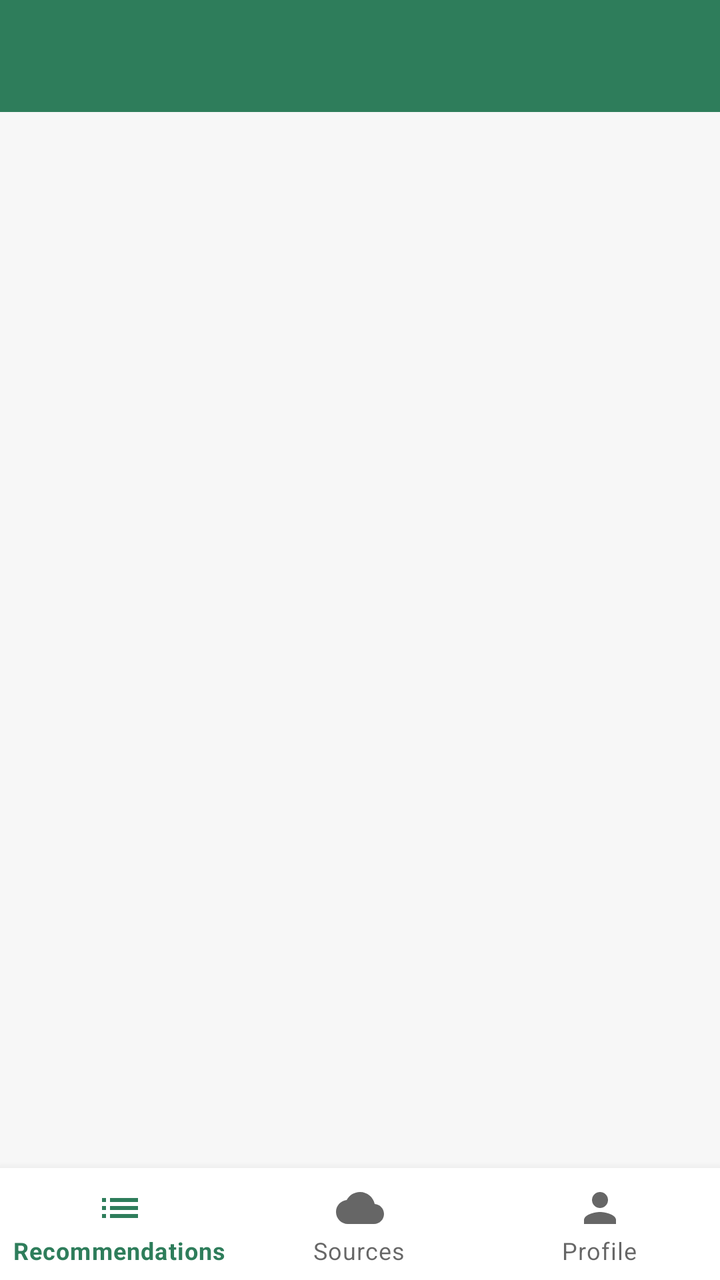
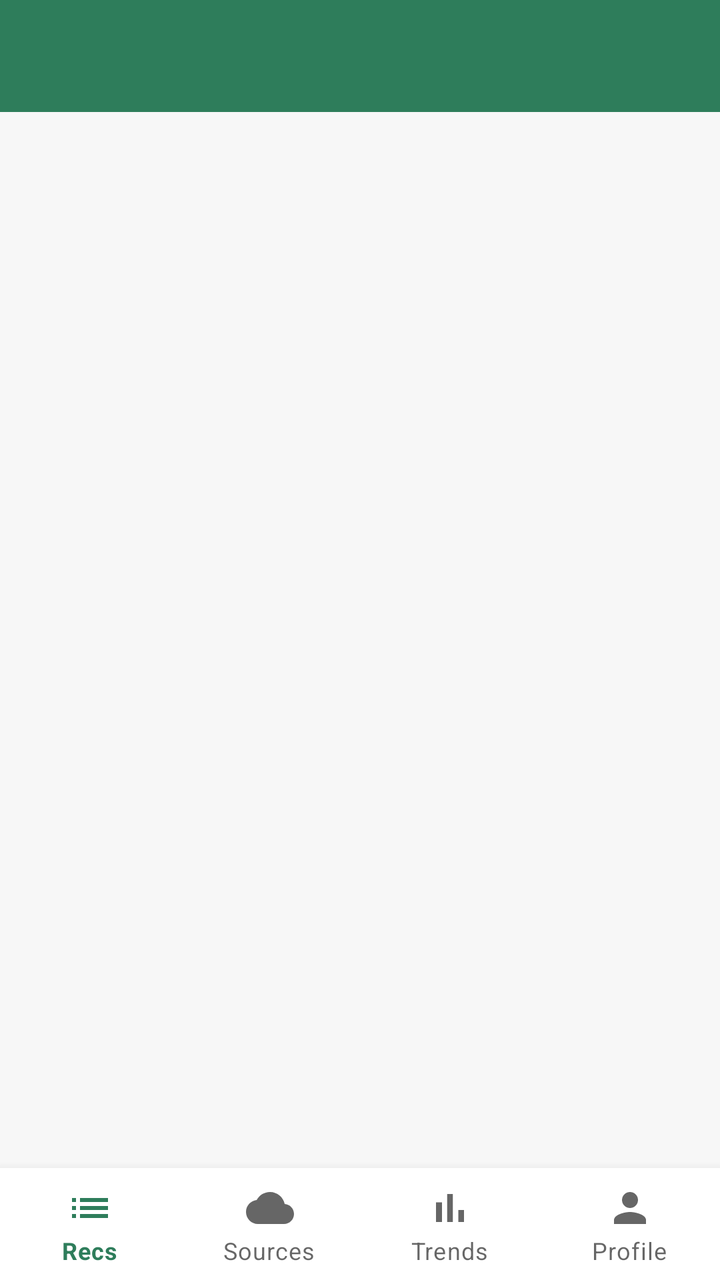

An Android layout rendered at two revisions. The XML below is the earlier revision; the diff shows what the commit changed to produce the second picture.
<!-- AndroidManifest.xml: activity theme Theme.FunWithActivity.NoActionBar -->
<!-- res/layout/activity_main.xml -->
<?xml version="1.0" encoding="utf-8"?>
<LinearLayout xmlns:android="http://schemas.android.com/apk/res/android"
    xmlns:app="http://schemas.android.com/apk/res-auto"
    android:layout_width="match_parent"
    android:layout_height="match_parent"
    android:orientation="vertical">

    <com.google.android.material.appbar.AppBarLayout
        android:layout_width="match_parent"
        android:layout_height="wrap_content"
        android:theme="@style/ThemeOverlay.AppCompat.Dark.ActionBar">

        <androidx.appcompat.widget.Toolbar
            android:id="@+id/toolbar"
            android:layout_width="match_parent"
            android:layout_height="?attr/actionBarSize"
            android:background="@color/colorPrimary"
            app:popupTheme="@style/ThemeOverlay.AppCompat.Light" />

    </com.google.android.material.appbar.AppBarLayout>

    <FrameLayout
        android:id="@+id/fragment_container"
        android:layout_width="match_parent"
        android:layout_height="0dp"
        android:layout_weight="1" />

    <com.google.android.material.bottomnavigation.BottomNavigationView
        android:id="@+id/bottom_navigation"
        android:layout_width="match_parent"
        android:layout_height="wrap_content"
        app:menu="@menu/bottom_nav_menu" />

</LinearLayout>
<!-- resources referenced by this layout -->
<resources>
  <color name="colorPrimary">#2E7D5B</color>
  <style name="Theme.FunWithActivity.NoActionBar" parent="Theme.MaterialComponents.Light.NoActionBar">
          <item name="colorPrimary">@color/colorPrimary</item>
          <item name="colorPrimaryDark">@color/colorPrimaryDark</item>
          <item name="colorAccent">@color/colorAccent</item>
          <item name="android:windowBackground">@color/colorPageBg</item>
      </style>
  <color name="colorPrimaryDark">#1B5E42</color>
  <color name="colorAccent">#F2A541</color>
  <color name="colorPageBg">#F7F7F7</color>
</resources>

<!-- the commit's change to res/layout/activity_main.xml (unified diff, before → after) -->
@@ -25,10 +25,12 @@
         android:layout_height="0dp"
         android:layout_weight="1" />
 
+    
     <com.google.android.material.bottomnavigation.BottomNavigationView
         android:id="@+id/bottom_navigation"
         android:layout_width="match_parent"
         android:layout_height="wrap_content"
+        app:labelVisibilityMode="labeled"
         app:menu="@menu/bottom_nav_menu" />
 
 </LinearLayout>
